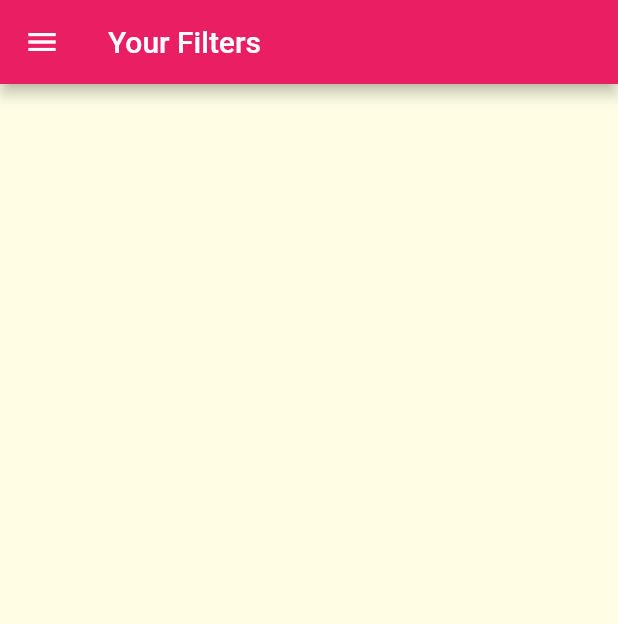
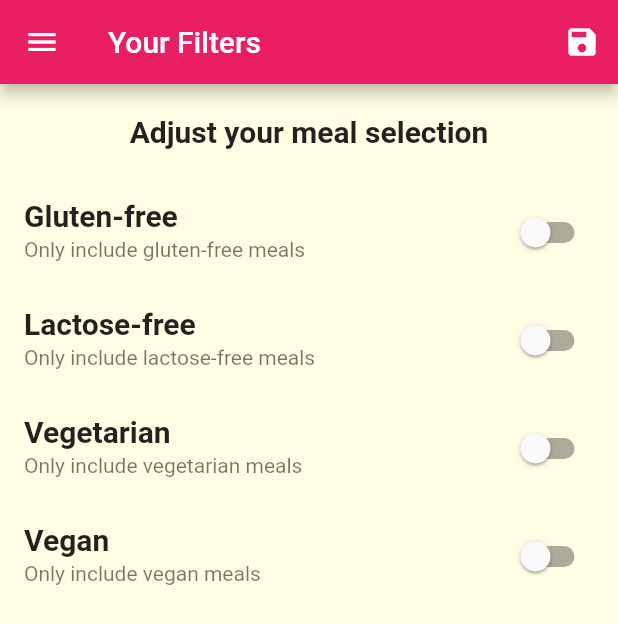
Before and after one commit to pradhumna896/DeliMeals, a Flutter app: the FiltersScreen screen opened by its route, on a phone screen of 412 x 824 dp. Shown: the top 624 px of the screen. Run offline on Flutter 3.47's test engine with Material 2 defaults, Android fonts, the phone set to English and light mode, and no system bars.

```diff
--- a/lib/main.dart
+++ b/lib/main.dart
@@ -1,46 +1,93 @@
 import 'package:flutter/material.dart';
-import 'package:mealsapp/screens/categories_screen.dart';
+import 'package:mealsapp/dummy_data.dart';
+
 import 'package:mealsapp/screens/category_meals_screen.dart';
 import 'package:mealsapp/screens/filters_screen.dart';
 import 'package:mealsapp/screens/meal_details_screen.dart';
 import 'package:mealsapp/screens/tab_screen.dart';
 
+import 'model/meal.dart';
+
 void main() {
   runApp(const MyApp());
 }
 
-class MyApp extends StatelessWidget {
+class MyApp extends StatefulWidget {
   const MyApp({Key? key}) : super(key: key);
 
+  @override
+  State<MyApp> createState() => _MyAppState();
+}
+
+class _MyAppState extends State<MyApp> {
   // This widget is the root of your application.
+  Map<String, bool> _filters = {
+    'gluten': false,
+    'lactose': false,
+    'vegan': false,
+    'vegetarian': false
+  };
+
+  List<Meal> _availableMeals = DUMMY_MEALS;
+  List<Meal> _favoriteMeals = [];
+  void _setFilters(Map<String, bool> filterData) {
+    setState(() {
+      _filters = filterData;
+
+      _availableMeals = DUMMY_MEALS.where((meal) {
+        if (_filters['gluten'] != null && !meal.isGlutenFree) {
+          return false;
+        }
+        if (_filters['lactose'] != null && !meal.isLactoseFree) {
+          return false;
+        }
+        if (_filters['vegan'] != null && !meal.isVegan) {
+          return false;
+        }
+        if (_filters['vegetarian'] != null && !meal.isVegetarian) {
+          return false;
+        }
+        return true;
+      }).toList();
+    });
+  }
+
+  void _toggleFavorite(String mealId) {
+    final existingIndex =
+        _favoriteMeals.indexWhere((meal) => meal.id == mealId);
+    if (existingIndex >= 0) {
+      setState(() {
+        _favoriteMeals.removeAt(existingIndex);
+      });
+    } else {
+      setState(() {
+        _favoriteMeals
+            .add(DUMMY_MEALS.firstWhere((element) => element.id == mealId));
+      });
+    }
+  }
+
   @override
   Widget build(BuildContext context) {
     return MaterialApp(
       title: 'DeliMeals',
       theme: ThemeData(
-
-        primarySwatch: Colors.pink,
-        accentColor: Colors.amber,
-        canvasColor: Color.fromRGBO(255, 254, 229, 1),
-        textTheme: ThemeData.light().textTheme.copyWith(
-          bodyText1: const TextStyle(
-            color: Color.fromRGBO(20, 51, 51, 1)
-          ),
-           bodyText2: const TextStyle(
-            color: Color.fromRGBO(20, 51, 51, 1)
-          ),
-          subtitle1:const TextStyle(
-            fontSize: 20,
-            fontWeight: FontWeight.bold
-          )
-        )
-      ),
+          primarySwatch: Colors.pink,
+          accentColor: Colors.amber,
+          canvasColor: const Color.fromRGBO(255, 254, 229, 1),
+          textTheme: ThemeData.light().textTheme.copyWith(
+              bodyText1: const TextStyle(color: Color.fromRGBO(20, 51, 51, 1)),
+              bodyText2: const TextStyle(color: Color.fromRGBO(20, 51, 51, 1)),
+              subtitle1:
+                  const TextStyle(fontSize: 20, fontWeight: FontWeight.bold))),
       initialRoute: '/',
       routes: {
-        '/':(context) => const TabsScreen(),
-        CategoryMealsScreen.routeName:(context) =>  CategoryMealsScreen(),
-        MealDetailScreen.routeName:(context) => MealDetailScreen(),
-        FiltersScreen.routeName:(context) => const FiltersScreen()
+        '/': (context) => TabsScreen(_favoriteMeals),
+        CategoryMealsScreen.routeName: (context) =>
+            CategoryMealsScreen(_availableMeals),
+        MealDetailScreen.routeName: (context) => MealDetailScreen(),
+        FiltersScreen.routeName: (context) =>
+            FiltersScreen(_setFilters, _filters)
       },
     );
   }
--- a/lib/screens/category_meals_screen.dart
+++ b/lib/screens/category_meals_screen.dart
@@ -84,6 +84,8 @@ import '../dummy_data.dart';
 
 class CategoryMealsScreen extends StatefulWidget {
   static const routeName = '/category-meals';
+  final List<Meal> availableMeals;
+  CategoryMealsScreen(this.availableMeals);
 
   @override
   _CategoryMealsScreenState createState() => _CategoryMealsScreenState();
@@ -107,7 +109,7 @@ class _CategoryMealsScreenState extends State<CategoryMealsScreen> {
           ModalRoute.of(context)!.settings.arguments as Map<String, String>;
       categoryTitle = routeArgs['title'];
       final categoryId = routeArgs['id'];
-      displayedMeals = DUMMY_MEALS.where((meal) {
+      displayedMeals = widget.availableMeals.where((meal) {
         return meal.categories.contains(categoryId);
       }).toList();
       _loadedInitData = true;
--- a/lib/screens/filters_screen.dart
+++ b/lib/screens/filters_screen.dart
@@ -1,19 +1,97 @@
 import 'package:flutter/material.dart';
-import 'package:flutter/src/foundation/key.dart';
-import 'package:flutter/src/widgets/framework.dart';
 import 'package:mealsapp/Widgets/main_drawer.dart';
 
-class FiltersScreen extends StatelessWidget {
-  const FiltersScreen({Key? key}) : super(key: key);
-static const routeName = '/Filters';
+class FiltersScreen extends StatefulWidget {
+  static const routeName = '/Filters';
+  void Function(Map<String, bool>) saveFilters;
+  final Map<String , bool> currentFilters;
+
+  FiltersScreen(this.saveFilters,this.currentFilters);
+
+  @override
+  State<FiltersScreen> createState() => _FiltersScreenState();
+}
+
+class _FiltersScreenState extends State<FiltersScreen> {
+  bool _glutenFree = false;
+  bool _vegetarian = false;
+  bool _vegan = false;
+  bool _lactoseFree = false;
+
+  @override
+  void initState() {
+
+    super.initState();
+  }
+  Widget _buildSwitchListTile(String title, String description,
+      bool currentValue, Function(bool)? updateValue) {
+    return SwitchListTile(
+        subtitle: Text(description),
+        title: Text(title),
+        value: currentValue,
+        onChanged: updateValue!);
+  }
+
   @override
   Widget build(BuildContext context) {
     return Scaffold(
-      appBar: AppBar(
-        title: Text("Your Filters")),
+      appBar: AppBar(actions: [
+        IconButton(
+            onPressed: () {
+              final selectFilters = {
+                'gluten': _glutenFree,
+                'lactose': _lactoseFree,
+                'vegan': _vegan,
+                'vegetarian': _vegetarian
+              };
+
+              widget.saveFilters(selectFilters as Map<String, bool>);
+            },
+            icon: Icon(Icons.save))
+      ], title: Text("Your Filters")),
       drawer: MainDrawer(),
-
+      body: Column(
+        children: [
+          Container(
+            padding: const EdgeInsets.all(20),
+            child: Text(
+              "Adjust your meal selection",
+              style: Theme.of(context).textTheme.subtitle1,
+            ),
+          ),
+          Expanded(
+              child: ListView(
+            children: [
+              _buildSwitchListTile(
+                  "Gluten-free", "Only include gluten-free meals", _glutenFree,
+                  (newValue) {
+                setState(() {
+                  _glutenFree = newValue;
+                });
+              }),
+              _buildSwitchListTile("Lactose-free",
+                  "Only include lactose-free meals", _lactoseFree, (newValue) {
+                setState(() {
+                  _lactoseFree = newValue;
+                });
+              }),
+              _buildSwitchListTile(
+                  "Vegetarian", "Only include vegetarian meals", _vegetarian,
+                  (newValue) {
+                setState(() {
+                  _vegetarian = newValue;
+                });
+              }),
+              _buildSwitchListTile("Vegan", "Only include vegan meals", _vegan,
+                  (newValue) {
+                setState(() {
+                  _vegan = newValue;
+                });
+              }),
+            ],
+          ))
+        ],
+      ),
     );
-
   }
 }
```
Also changed, not shown: lib/screens/favorite_screen.dart (+5 -4 lines), lib/screens/tab_screen.dart (+14 -6 lines).
